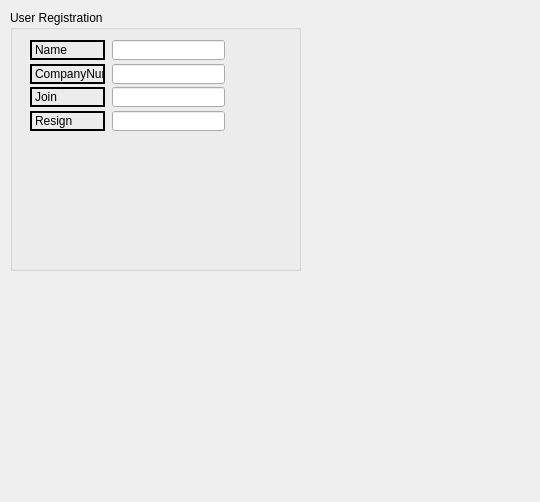
Old version of the form userregistration_form.ui in the repository LeeChiWon/ProjectManagement.
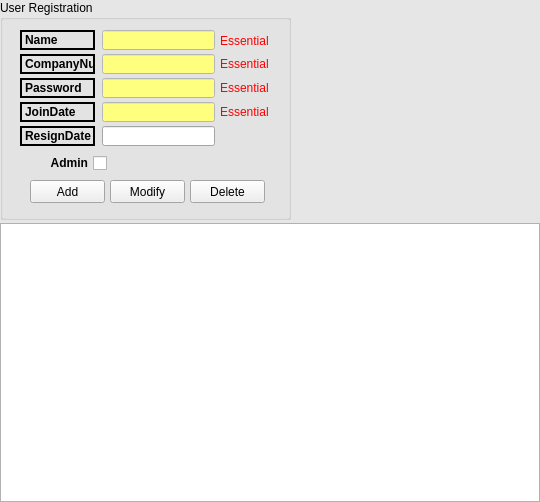
New version of the form.

```diff
--- a/userregistration_form.ui
+++ b/userregistration_form.ui
@@ -10,126 +10,918 @@
     <height>502</height>
    </rect>
   </property>
+  <property name="palette">
+   <palette>
+    <active>
+     <colorrole role="Base">
+      <brush brushstyle="SolidPattern">
+       <color alpha="255">
+        <red>255</red>
+        <green>255</green>
+        <blue>255</blue>
+       </color>
+      </brush>
+     </colorrole>
+     <colorrole role="Window">
+      <brush brushstyle="SolidPattern">
+       <color alpha="255">
+        <red>230</red>
+        <green>230</green>
+        <blue>230</blue>
+       </color>
+      </brush>
+     </colorrole>
+    </active>
+    <inactive>
+     <colorrole role="Base">
+      <brush brushstyle="SolidPattern">
+       <color alpha="255">
+        <red>255</red>
+        <green>255</green>
+        <blue>255</blue>
+       </color>
+      </brush>
+     </colorrole>
+     <colorrole role="Window">
+      <brush brushstyle="SolidPattern">
+       <color alpha="255">
+        <red>230</red>
+        <green>230</green>
+        <blue>230</blue>
+       </color>
+      </brush>
+     </colorrole>
+    </inactive>
+    <disabled>
+     <colorrole role="Base">
+      <brush brushstyle="SolidPattern">
+       <color alpha="255">
+        <red>230</red>
+        <green>230</green>
+        <blue>230</blue>
+       </color>
+      </brush>
+     </colorrole>
+     <colorrole role="Window">
+      <brush brushstyle="SolidPattern">
+       <color alpha="255">
+        <red>230</red>
+        <green>230</green>
+        <blue>230</blue>
+       </color>
+      </brush>
+     </colorrole>
+    </disabled>
+   </palette>
+  </property>
   <property name="windowTitle">
    <string>UserRegistration</string>
   </property>
-  <widget class="QGroupBox" name="groupBox">
-   <property name="geometry">
-    <rect>
-     <x>10</x>
-     <y>10</y>
-     <width>291</width>
-     <height>261</height>
-    </rect>
+  <property name="autoFillBackground">
+   <bool>true</bool>
+  </property>
+  <layout class="QGridLayout" name="gridLayout">
+   <property name="leftMargin">
+    <number>0</number>
    </property>
-   <property name="title">
-    <string>User Registration</string>
+   <property name="topMargin">
+    <number>0</number>
    </property>
-   <widget class="QLabel" name="label">
-    <property name="geometry">
-     <rect>
-      <x>20</x>
-      <y>30</y>
-      <width>75</width>
-      <height>20</height>
-     </rect>
-    </property>
-    <property name="frameShape">
-     <enum>QFrame::WinPanel</enum>
-    </property>
-    <property name="text">
-     <string>Name</string>
-    </property>
-   </widget>
-   <widget class="QLineEdit" name="lineEdit">
-    <property name="geometry">
-     <rect>
-      <x>102</x>
-      <y>30</y>
-      <width>113</width>
-      <height>20</height>
-     </rect>
-    </property>
-   </widget>
-   <widget class="QLabel" name="label_2">
-    <property name="geometry">
-     <rect>
-      <x>20</x>
-      <y>54</y>
-      <width>75</width>
-      <height>20</height>
-     </rect>
-    </property>
-    <property name="frameShape">
-     <enum>QFrame::WinPanel</enum>
-    </property>
-    <property name="text">
-     <string>CompanyNum</string>
-    </property>
-   </widget>
-   <widget class="QLineEdit" name="lineEdit_2">
-    <property name="geometry">
-     <rect>
-      <x>102</x>
-      <y>54</y>
-      <width>113</width>
-      <height>20</height>
-     </rect>
-    </property>
-   </widget>
-   <widget class="QLabel" name="label_3">
-    <property name="geometry">
-     <rect>
-      <x>20</x>
-      <y>77</y>
-      <width>75</width>
-      <height>20</height>
-     </rect>
-    </property>
-    <property name="frameShape">
-     <enum>QFrame::WinPanel</enum>
-    </property>
-    <property name="text">
-     <string>Join</string>
-    </property>
-   </widget>
-   <widget class="QLineEdit" name="lineEdit_3">
-    <property name="geometry">
-     <rect>
-      <x>102</x>
-      <y>77</y>
-      <width>113</width>
-      <height>20</height>
-     </rect>
-    </property>
-   </widget>
-   <widget class="QLabel" name="label_4">
-    <property name="geometry">
-     <rect>
-      <x>20</x>
-      <y>101</y>
-      <width>75</width>
-      <height>20</height>
-     </rect>
-    </property>
-    <property name="frameShape">
-     <enum>QFrame::WinPanel</enum>
-    </property>
-    <property name="text">
-     <string>Resign</string>
-    </property>
-   </widget>
-   <widget class="QLineEdit" name="lineEdit_4">
-    <property name="geometry">
-     <rect>
-      <x>102</x>
-      <y>101</y>
-      <width>113</width>
-      <height>20</height>
-     </rect>
-    </property>
-   </widget>
-  </widget>
+   <property name="rightMargin">
+    <number>0</number>
+   </property>
+   <property name="bottomMargin">
+    <number>0</number>
+   </property>
+   <property name="horizontalSpacing">
+    <number>0</number>
+   </property>
+   <property name="verticalSpacing">
+    <number>3</number>
+   </property>
+   <item row="0" column="0">
+    <widget class="QGroupBox" name="groupBox">
+     <property name="minimumSize">
+      <size>
+       <width>291</width>
+       <height>220</height>
+      </size>
+     </property>
+     <property name="maximumSize">
+      <size>
+       <width>291</width>
+       <height>220</height>
+      </size>
+     </property>
+     <property name="styleSheet">
+      <string notr="true">QGroupBox
+{ font: bold 10pt &quot;맑은고딕&quot;;}</string>
+     </property>
+     <property name="title">
+      <string>User Registration</string>
+     </property>
+     <widget class="QLabel" name="label">
+      <property name="geometry">
+       <rect>
+        <x>20</x>
+        <y>30</y>
+        <width>75</width>
+        <height>20</height>
+       </rect>
+      </property>
+      <property name="font">
+       <font>
+        <weight>75</weight>
+        <bold>true</bold>
+       </font>
+      </property>
+      <property name="frameShape">
+       <enum>QFrame::WinPanel</enum>
+      </property>
+      <property name="text">
+       <string>Name</string>
+      </property>
+     </widget>
+     <widget class="QLineEdit" name="lineEdit_Name">
+      <property name="geometry">
+       <rect>
+        <x>102</x>
+        <y>30</y>
+        <width>113</width>
+        <height>20</height>
+       </rect>
+      </property>
+      <property name="palette">
+       <palette>
+        <active>
+         <colorrole role="Base">
+          <brush brushstyle="SolidPattern">
+           <color alpha="255">
+            <red>255</red>
+            <green>255</green>
+            <blue>127</blue>
+           </color>
+          </brush>
+         </colorrole>
+         <colorrole role="Window">
+          <brush brushstyle="SolidPattern">
+           <color alpha="255">
+            <red>255</red>
+            <green>255</green>
+            <blue>255</blue>
+           </color>
+          </brush>
+         </colorrole>
+        </active>
+        <inactive>
+         <colorrole role="Base">
+          <brush brushstyle="SolidPattern">
+           <color alpha="255">
+            <red>255</red>
+            <green>255</green>
+            <blue>127</blue>
+           </color>
+          </brush>
+         </colorrole>
+         <colorrole role="Window">
+          <brush brushstyle="SolidPattern">
+           <color alpha="255">
+            <red>255</red>
+            <green>255</green>
+            <blue>255</blue>
+           </color>
+          </brush>
+         </colorrole>
+        </inactive>
+        <disabled>
+         <colorrole role="Base">
+          <brush brushstyle="SolidPattern">
+           <color alpha="255">
+            <red>255</red>
+            <green>255</green>
+            <blue>255</blue>
+           </color>
+          </brush>
+         </colorrole>
+         <colorrole role="Window">
+          <brush brushstyle="SolidPattern">
+           <color alpha="255">
+            <red>255</red>
+            <green>255</green>
+            <blue>255</blue>
+           </color>
+          </brush>
+         </colorrole>
+        </disabled>
+       </palette>
+      </property>
+      <property name="autoFillBackground">
+       <bool>false</bool>
+      </property>
+     </widget>
+     <widget class="QLabel" name="label_2">
+      <property name="geometry">
+       <rect>
+        <x>20</x>
+        <y>54</y>
+        <width>75</width>
+        <height>20</height>
+       </rect>
+      </property>
+      <property name="palette">
+       <palette>
+        <active>
+         <colorrole role="WindowText">
+          <brush brushstyle="SolidPattern">
+           <color alpha="255">
+            <red>0</red>
+            <green>0</green>
+            <blue>0</blue>
+           </color>
+          </brush>
+         </colorrole>
+         <colorrole role="Text">
+          <brush brushstyle="SolidPattern">
+           <color alpha="255">
+            <red>0</red>
+            <green>0</green>
+            <blue>0</blue>
+           </color>
+          </brush>
+         </colorrole>
+         <colorrole role="ButtonText">
+          <brush brushstyle="SolidPattern">
+           <color alpha="255">
+            <red>0</red>
+            <green>0</green>
+            <blue>0</blue>
+           </color>
+          </brush>
+         </colorrole>
+        </active>
+        <inactive>
+         <colorrole role="WindowText">
+          <brush brushstyle="SolidPattern">
+           <color alpha="255">
+            <red>0</red>
+            <green>0</green>
+            <blue>0</blue>
+           </color>
+          </brush>
+         </colorrole>
+         <colorrole role="Text">
+          <brush brushstyle="SolidPattern">
+           <color alpha="255">
+            <red>0</red>
+            <green>0</green>
+            <blue>0</blue>
+           </color>
+          </brush>
+         </colorrole>
+         <colorrole role="ButtonText">
+          <brush brushstyle="SolidPattern">
+           <color alpha="255">
+            <red>0</red>
+            <green>0</green>
+            <blue>0</blue>
+           </color>
+          </brush>
+         </colorrole>
+        </inactive>
+        <disabled>
+         <colorrole role="WindowText">
+          <brush brushstyle="SolidPattern">
+           <color alpha="255">
+            <red>120</red>
+            <green>120</green>
+            <blue>120</blue>
+           </color>
+          </brush>
+         </colorrole>
+         <colorrole role="Text">
+          <brush brushstyle="SolidPattern">
+           <color alpha="255">
+            <red>120</red>
+            <green>120</green>
+            <blue>120</blue>
+           </color>
+          </brush>
+         </colorrole>
+         <colorrole role="ButtonText">
+          <brush brushstyle="SolidPattern">
+           <color alpha="255">
+            <red>120</red>
+            <green>120</green>
+            <blue>120</blue>
+           </color>
+          </brush>
+         </colorrole>
+        </disabled>
+       </palette>
+      </property>
+      <property name="font">
+       <font>
+        <weight>75</weight>
+        <bold>true</bold>
+       </font>
+      </property>
+      <property name="autoFillBackground">
+       <bool>false</bool>
+      </property>
+      <property name="styleSheet">
+       <string notr="true"/>
+      </property>
+      <property name="frameShape">
+       <enum>QFrame::WinPanel</enum>
+      </property>
+      <property name="text">
+       <string>CompanyNum</string>
+      </property>
+     </widget>
+     <widget class="QLineEdit" name="lineEdit_CompanyNum">
+      <property name="geometry">
+       <rect>
+        <x>102</x>
+        <y>54</y>
+        <width>113</width>
+        <height>20</height>
+       </rect>
+      </property>
+      <property name="palette">
+       <palette>
+        <active>
+         <colorrole role="Base">
+          <brush brushstyle="SolidPattern">
+           <color alpha="255">
+            <red>255</red>
+            <green>255</green>
+            <blue>127</blue>
+           </color>
+          </brush>
+         </colorrole>
+         <colorrole role="Window">
+          <brush brushstyle="SolidPattern">
+           <color alpha="255">
+            <red>255</red>
+            <green>255</green>
+            <blue>255</blue>
+           </color>
+          </brush>
+         </colorrole>
+        </active>
+        <inactive>
+         <colorrole role="Base">
+          <brush brushstyle="SolidPattern">
+           <color alpha="255">
+            <red>255</red>
+            <green>255</green>
+            <blue>127</blue>
+           </color>
+          </brush>
+         </colorrole>
+         <colorrole role="Window">
+          <brush brushstyle="SolidPattern">
+           <color alpha="255">
+            <red>255</red>
+            <green>255</green>
+            <blue>255</blue>
+           </color>
+          </brush>
+         </colorrole>
+        </inactive>
+        <disabled>
+         <colorrole role="Base">
+          <brush brushstyle="SolidPattern">
+           <color alpha="255">
+            <red>255</red>
+            <green>255</green>
+            <blue>255</blue>
+           </color>
+          </brush>
+         </colorrole>
+         <colorrole role="Window">
+          <brush brushstyle="SolidPattern">
+           <color alpha="255">
+            <red>255</red>
+            <green>255</green>
+            <blue>255</blue>
+           </color>
+          </brush>
+         </colorrole>
+        </disabled>
+       </palette>
+      </property>
+      <property name="autoFillBackground">
+       <bool>false</bool>
+      </property>
+     </widget>
+     <widget class="QLabel" name="label_3">
+      <property name="geometry">
+       <rect>
+        <x>20</x>
+        <y>102</y>
+        <width>75</width>
+        <height>20</height>
+       </rect>
+      </property>
+      <property name="font">
+       <font>
+        <weight>75</weight>
+        <bold>true</bold>
+       </font>
+      </property>
+      <property name="frameShape">
+       <enum>QFrame::WinPanel</enum>
+      </property>
+      <property name="text">
+       <string>JoinDate</string>
+      </property>
+     </widget>
+     <widget class="QLineEdit" name="lineEdit_JoinDate">
+      <property name="geometry">
+       <rect>
+        <x>102</x>
+        <y>102</y>
+        <width>113</width>
+        <height>20</height>
+       </rect>
+      </property>
+      <property name="palette">
+       <palette>
+        <active>
+         <colorrole role="Base">
+          <brush brushstyle="SolidPattern">
+           <color alpha="255">
+            <red>255</red>
+            <green>255</green>
+            <blue>127</blue>
+           </color>
+          </brush>
+         </colorrole>
+         <colorrole role="Window">
+          <brush brushstyle="SolidPattern">
+           <color alpha="255">
+            <red>255</red>
+            <green>255</green>
+            <blue>255</blue>
+           </color>
+          </brush>
+         </colorrole>
+        </active>
+        <inactive>
+         <colorrole role="Base">
+          <brush brushstyle="SolidPattern">
+           <color alpha="255">
+            <red>255</red>
+            <green>255</green>
+            <blue>127</blue>
+           </color>
+          </brush>
+         </colorrole>
+         <colorrole role="Window">
+          <brush brushstyle="SolidPattern">
+           <color alpha="255">
+            <red>255</red>
+            <green>255</green>
+            <blue>255</blue>
+           </color>
+          </brush>
+         </colorrole>
+        </inactive>
+        <disabled>
+         <colorrole role="Base">
+          <brush brushstyle="SolidPattern">
+           <color alpha="255">
+            <red>255</red>
+            <green>255</green>
+            <blue>255</blue>
+           </color>
+          </brush>
+         </colorrole>
+         <colorrole role="Window">
+          <brush brushstyle="SolidPattern">
+           <color alpha="255">
+            <red>255</red>
+            <green>255</green>
+            <blue>255</blue>
+           </color>
+          </brush>
+         </colorrole>
+        </disabled>
+       </palette>
+      </property>
+      <property name="autoFillBackground">
+       <bool>false</bool>
+      </property>
+     </widget>
+     <widget class="QLabel" name="label_4">
+      <property name="geometry">
+       <rect>
+        <x>20</x>
+        <y>126</y>
+        <width>75</width>
+        <height>20</height>
+       </rect>
+      </property>
+      <property name="font">
+       <font>
+        <weight>75</weight>
+        <bold>true</bold>
+       </font>
+      </property>
+      <property name="frameShape">
+       <enum>QFrame::WinPanel</enum>
+      </property>
+      <property name="text">
+       <string>ResignDate</string>
+      </property>
+     </widget>
+     <widget class="QLineEdit" name="lineEdit_ResignDate">
+      <property name="geometry">
+       <rect>
+        <x>102</x>
+        <y>126</y>
+        <width>113</width>
+        <height>20</height>
+       </rect>
+      </property>
+     </widget>
+     <widget class="QLabel" name="label_5">
+      <property name="geometry">
+       <rect>
+        <x>220</x>
+        <y>54</y>
+        <width>56</width>
+        <height>20</height>
+       </rect>
+      </property>
+      <property name="palette">
+       <palette>
+        <active>
+         <colorrole role="WindowText">
+          <brush brushstyle="SolidPattern">
+           <color alpha="255">
+            <red>255</red>
+            <green>0</green>
+            <blue>0</blue>
+           </color>
+          </brush>
+         </colorrole>
+        </active>
+        <inactive>
+         <colorrole role="WindowText">
+          <brush brushstyle="SolidPattern">
+           <color alpha="255">
+            <red>255</red>
+            <green>0</green>
+            <blue>0</blue>
+           </color>
+          </brush>
+         </colorrole>
+        </inactive>
+        <disabled>
+         <colorrole role="WindowText">
+          <brush brushstyle="SolidPattern">
+           <color alpha="255">
+            <red>120</red>
+            <green>120</green>
+            <blue>120</blue>
+           </color>
+          </brush>
+         </colorrole>
+        </disabled>
+       </palette>
+      </property>
+      <property name="text">
+       <string>Essential</string>
+      </property>
+     </widget>
+     <widget class="QCheckBox" name="checkBox_Admin">
+      <property name="geometry">
+       <rect>
+        <x>10</x>
+        <y>155</y>
+        <width>97</width>
+        <height>16</height>
+       </rect>
+      </property>
+      <property name="font">
+       <font>
+        <weight>75</weight>
+        <bold>true</bold>
+       </font>
+      </property>
+      <property name="layoutDirection">
+       <enum>Qt::RightToLeft</enum>
+      </property>
+      <property name="text">
+       <string>Admin</string>
+      </property>
+     </widget>
+     <widget class="QPushButton" name="pushButton_Add">
+      <property name="geometry">
+       <rect>
+        <x>30</x>
+        <y>180</y>
+        <width>75</width>
+        <height>23</height>
+       </rect>
+      </property>
+      <property name="text">
+       <string>Add</string>
+      </property>
+     </widget>
+     <widget class="QLabel" name="label_6">
+      <property name="geometry">
+       <rect>
+        <x>220</x>
+        <y>31</y>
+        <width>56</width>
+        <height>20</height>
+       </rect>
+      </property>
+      <property name="palette">
+       <palette>
+        <active>
+         <colorrole role="WindowText">
+          <brush brushstyle="SolidPattern">
+           <color alpha="255">
+            <red>255</red>
+            <green>0</green>
+            <blue>0</blue>
+           </color>
+          </brush>
+         </colorrole>
+        </active>
+        <inactive>
+         <colorrole role="WindowText">
+          <brush brushstyle="SolidPattern">
+           <color alpha="255">
+            <red>255</red>
+            <green>0</green>
+            <blue>0</blue>
+           </color>
+          </brush>
+         </colorrole>
+        </inactive>
+        <disabled>
+         <colorrole role="WindowText">
+          <brush brushstyle="SolidPattern">
+           <color alpha="255">
+            <red>120</red>
+            <green>120</green>
+            <blue>120</blue>
+           </color>
+          </brush>
+         </colorrole>
+        </disabled>
+       </palette>
+      </property>
+      <property name="text">
+       <string>Essential</string>
+      </property>
+     </widget>
+     <widget class="QLabel" name="label_7">
+      <property name="geometry">
+       <rect>
+        <x>220</x>
+        <y>102</y>
+        <width>56</width>
+        <height>20</height>
+       </rect>
+      </property>
+      <property name="palette">
+       <palette>
+        <active>
+         <colorrole role="WindowText">
+          <brush brushstyle="SolidPattern">
+           <color alpha="255">
+            <red>255</red>
+            <green>0</green>
+            <blue>0</blue>
+           </color>
+          </brush>
+         </colorrole>
+        </active>
+        <inactive>
+         <colorrole role="WindowText">
+          <brush brushstyle="SolidPattern">
+           <color alpha="255">
+            <red>255</red>
+            <green>0</green>
+            <blue>0</blue>
+           </color>
+          </brush>
+         </colorrole>
+        </inactive>
+        <disabled>
+         <colorrole role="WindowText">
+          <brush brushstyle="SolidPattern">
+           <color alpha="255">
+            <red>120</red>
+            <green>120</green>
+            <blue>120</blue>
+           </color>
+          </brush>
+         </colorrole>
+        </disabled>
+       </palette>
+      </property>
+      <property name="text">
+       <string>Essential</string>
+      </property>
+     </widget>
+     <widget class="QPushButton" name="pushButton_Modify">
+      <property name="geometry">
+       <rect>
+        <x>110</x>
+        <y>180</y>
+        <width>75</width>
+        <height>23</height>
+       </rect>
+      </property>
+      <property name="text">
+       <string>Modify</string>
+      </property>
+     </widget>
+     <widget class="QPushButton" name="pushButton_Delete">
+      <property name="geometry">
+       <rect>
+        <x>190</x>
+        <y>180</y>
+        <width>75</width>
+        <height>23</height>
+       </rect>
+      </property>
+      <property name="text">
+       <string>Delete</string>
+      </property>
+     </widget>
+     <widget class="QLineEdit" name="lineEdit_Password">
+      <property name="geometry">
+       <rect>
+        <x>102</x>
+        <y>78</y>
+        <width>113</width>
+        <height>20</height>
+       </rect>
+      </property>
+      <property name="palette">
+       <palette>
+        <active>
+         <colorrole role="Base">
+          <brush brushstyle="SolidPattern">
+           <color alpha="255">
+            <red>255</red>
+            <green>255</green>
+            <blue>127</blue>
+           </color>
+          </brush>
+         </colorrole>
+         <colorrole role="Window">
+          <brush brushstyle="SolidPattern">
+           <color alpha="255">
+            <red>255</red>
+            <green>255</green>
+            <blue>255</blue>
+           </color>
+          </brush>
+         </colorrole>
+        </active>
+        <inactive>
+         <colorrole role="Base">
+          <brush brushstyle="SolidPattern">
+           <color alpha="255">
+            <red>255</red>
+            <green>255</green>
+            <blue>127</blue>
+           </color>
+          </brush>
+         </colorrole>
+         <colorrole role="Window">
+          <brush brushstyle="SolidPattern">
+           <color alpha="255">
+            <red>255</red>
+            <green>255</green>
+            <blue>255</blue>
+           </color>
+          </brush>
+         </colorrole>
+        </inactive>
+        <disabled>
+         <colorrole role="Base">
+          <brush brushstyle="SolidPattern">
+           <color alpha="255">
+            <red>255</red>
+            <green>255</green>
+            <blue>255</blue>
+           </color>
+          </brush>
+         </colorrole>
+         <colorrole role="Window">
+          <brush brushstyle="SolidPattern">
+           <color alpha="255">
+            <red>255</red>
+            <green>255</green>
+            <blue>255</blue>
+           </color>
+          </brush>
+         </colorrole>
+        </disabled>
+       </palette>
+      </property>
+      <property name="autoFillBackground">
+       <bool>false</bool>
+      </property>
+      <property name="echoMode">
+       <enum>QLineEdit::Password</enum>
+      </property>
+     </widget>
+     <widget class="QLabel" name="label_8">
+      <property name="geometry">
+       <rect>
+        <x>20</x>
+        <y>78</y>
+        <width>75</width>
+        <height>20</height>
+       </rect>
+      </property>
+      <property name="font">
+       <font>
+        <weight>75</weight>
+        <bold>true</bold>
+       </font>
+      </property>
+      <property name="frameShape">
+       <enum>QFrame::WinPanel</enum>
+      </property>
+      <property name="text">
+       <string>Password</string>
+      </property>
+     </widget>
+     <widget class="QLabel" name="label_9">
+      <property name="geometry">
+       <rect>
+        <x>220</x>
+        <y>78</y>
+        <width>56</width>
+        <height>20</height>
+       </rect>
+      </property>
+      <property name="palette">
+       <palette>
+        <active>
+         <colorrole role="WindowText">
+          <brush brushstyle="SolidPattern">
+           <color alpha="255">
+            <red>255</red>
+            <green>0</green>
+            <blue>0</blue>
+           </color>
+          </brush>
+         </colorrole>
+        </active>
+        <inactive>
+         <colorrole role="WindowText">
+          <brush brushstyle="SolidPattern">
+           <color alpha="255">
+            <red>255</red>
+            <green>0</green>
+            <blue>0</blue>
+           </color>
+          </brush>
+         </colorrole>
+        </inactive>
+        <disabled>
+         <colorrole role="WindowText">
+          <brush brushstyle="SolidPattern">
+           <color alpha="255">
+            <red>120</red>
+            <green>120</green>
+            <blue>120</blue>
+           </color>
+          </brush>
+         </colorrole>
+        </disabled>
+       </palette>
+      </property>
+      <property name="text">
+       <string>Essential</string>
+      </property>
+     </widget>
+    </widget>
+   </item>
+   <item row="1" column="0">
+    <widget class="QTableWidget" name="tableWidget">
+     <property name="editTriggers">
+      <set>QAbstractItemView::NoEditTriggers</set>
+     </property>
+     <property name="selectionBehavior">
+      <enum>QAbstractItemView::SelectRows</enum>
+     </property>
+    </widget>
+   </item>
+  </layout>
  </widget>
  <resources/>
  <connections/>
```
Left out of the diff: 12 changed lines with no effect on the pictures.
